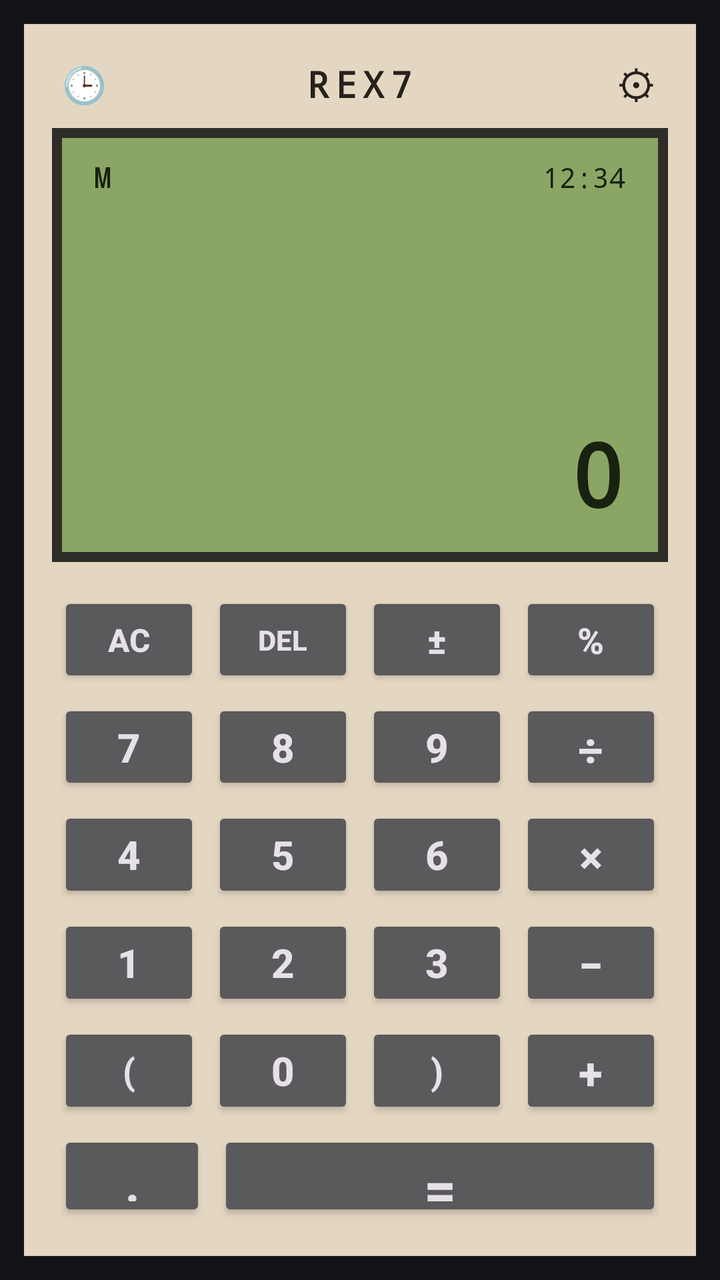
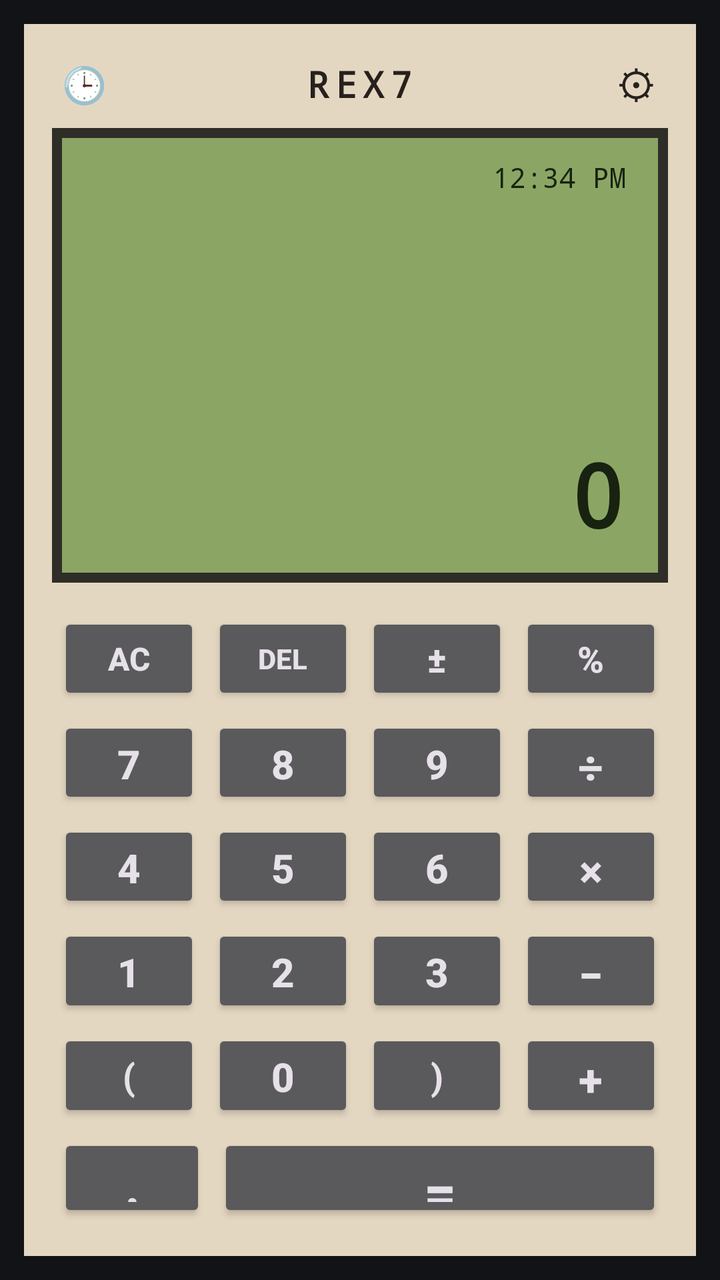

Before-and-after screenshots of an Android layout around one commit, followed by the original layout XML and the change that was made.
<!-- AndroidManifest.xml: application theme Theme.REX7Calculator -->
<!-- res/layout/activity_main.xml -->
<?xml version="1.0" encoding="utf-8"?>
<LinearLayout xmlns:android="http://schemas.android.com/apk/res/android"
    android:id="@+id/rootContainer"
    android:layout_width="match_parent"
    android:layout_height="match_parent"
    android:background="#121316"
    android:orientation="vertical"
    android:padding="12dp">

    <LinearLayout
        android:id="@+id/chassisLayout"
        android:layout_width="match_parent"
        android:layout_height="match_parent"
        android:background="#E4D7C2"
        android:orientation="vertical"
        android:padding="14dp">

        <RelativeLayout
            android:layout_width="match_parent"
            android:layout_height="32dp">
            <TextView
                android:id="@+id/btnHistory"
                android:layout_width="32dp"
                android:layout_height="32dp"
                android:layout_alignParentStart="true"
                android:gravity="center"
                android:text="🕒"
                android:textSize="18sp" />
            <TextView
                android:id="@+id/tvBrand"
                android:layout_width="wrap_content"
                android:layout_height="wrap_content"
                android:layout_centerInParent="true"
                android:fontFamily="monospace"
                android:letterSpacing="0.18"
                android:text="REX7"
                android:textColor="#26211C"
                android:textSize="18sp"
                android:textStyle="bold" />
            <TextView
                android:id="@+id/btnSettings"
                android:layout_width="32dp"
                android:layout_height="32dp"
                android:layout_alignParentEnd="true"
                android:gravity="center"
                android:text="⚙"
                android:textColor="#26211C"
                android:textSize="20sp" />
        </RelativeLayout>

        
        <LinearLayout
            android:id="@+id/lcdBorderLayout"
            android:layout_width="match_parent"
            android:layout_height="0dp"
            android:layout_weight="1.05"
            android:layout_marginTop="6dp"
            android:layout_marginBottom="12dp"
            android:background="#2E2D28"
            android:padding="5dp">

            <LinearLayout
                android:id="@+id/lcdScreen"
                android:layout_width="match_parent"
                android:layout_height="match_parent"
                android:background="#8BA664"
                android:orientation="vertical"
                android:paddingStart="16dp"
                android:paddingTop="10dp"
                android:paddingEnd="16dp"
                android:paddingBottom="10dp">

                <RelativeLayout
                    android:layout_width="match_parent"
                    android:layout_height="wrap_content">
                    <TextView
                        android:id="@+id/tvLcdFlag"
                        android:layout_width="wrap_content"
                        android:layout_height="wrap_content"
                        android:fontFamily="monospace"
                        android:text="M"
                        android:textColor="#182210"
                        android:textSize="14sp"
                        android:textStyle="bold" />
                    <TextView
                        android:id="@+id/tvLcdClock"
                        android:layout_width="wrap_content"
                        android:layout_height="wrap_content"
                        android:layout_alignParentEnd="true"
                        android:fontFamily="monospace"
                        android:text="12:34"
                        android:textColor="#182210"
                        android:textSize="14sp" />
                </RelativeLayout>

                
                <TextView
                    android:id="@+id/tvExpression"
                    android:layout_width="match_parent"
                    android:layout_height="0dp"
                    android:layout_weight="1"
                    android:fontFamily="monospace"
                    android:gravity="start|center_vertical"
                    android:letterSpacing="0.06"
                    android:maxLines="2"
                    android:text=""
                    android:textColor="#182210"
                    android:textSize="32sp"
                    android:textStyle="bold" />

                
                <TextView
                    android:id="@+id/tvResult"
                    android:layout_width="match_parent"
                    android:layout_height="wrap_content"
                    android:fontFamily="monospace"
                    android:gravity="end|bottom"
                    android:letterSpacing="0.05"
                    android:maxLines="1"
                    android:text="0"
                    android:textColor="#182210"
                    android:textSize="44sp"
                    android:textStyle="bold" />
            </LinearLayout>
        </LinearLayout>

        
        <LinearLayout
            android:layout_width="match_parent"
            android:layout_height="0dp"
            android:layout_weight="1.55"
            android:orientation="vertical">

            <LinearLayout android:layout_width="match_parent" android:layout_height="0dp" android:layout_weight="1" android:orientation="horizontal">
                <androidx.appcompat.widget.AppCompatButton android:id="@+id/btnAC" android:layout_width="0dp" android:layout_height="match_parent" android:layout_weight="1" android:layout_margin="3dp" android:text="AC" android:textSize="16sp" android:textStyle="bold" />
                <androidx.appcompat.widget.AppCompatButton android:id="@+id/btnDel" android:layout_width="0dp" android:layout_height="match_parent" android:layout_weight="1" android:layout_margin="3dp" android:text="DEL" android:textSize="14sp" android:textStyle="bold" />
                <androidx.appcompat.widget.AppCompatButton android:id="@+id/btnToggleSign" android:layout_width="0dp" android:layout_height="match_parent" android:layout_weight="1" android:layout_margin="3dp" android:text="±" android:textSize="18sp" android:textStyle="bold" />
                <androidx.appcompat.widget.AppCompatButton android:id="@+id/btnPercent" android:layout_width="0dp" android:layout_height="match_parent" android:layout_weight="1" android:layout_margin="3dp" android:text="%" android:textSize="18sp" android:textStyle="bold" />
            </LinearLayout>

            <LinearLayout android:layout_width="match_parent" android:layout_height="0dp" android:layout_weight="1" android:orientation="horizontal">
                <androidx.appcompat.widget.AppCompatButton android:id="@+id/btn7" android:layout_width="0dp" android:layout_height="match_parent" android:layout_weight="1" android:layout_margin="3dp" android:text="7" android:textSize="20sp" android:textStyle="bold" />
                <androidx.appcompat.widget.AppCompatButton android:id="@+id/btn8" android:layout_width="0dp" android:layout_height="match_parent" android:layout_weight="1" android:layout_margin="3dp" android:text="8" android:textSize="20sp" android:textStyle="bold" />
                <androidx.appcompat.widget.AppCompatButton android:id="@+id/btn9" android:layout_width="0dp" android:layout_height="match_parent" android:layout_weight="1" android:layout_margin="3dp" android:text="9" android:textSize="20sp" android:textStyle="bold" />
                <androidx.appcompat.widget.AppCompatButton android:id="@+id/btnDivide" android:layout_width="0dp" android:layout_height="match_parent" android:layout_weight="1" android:layout_margin="3dp" android:text="÷" android:textSize="22sp" android:textStyle="bold" />
            </LinearLayout>

            <LinearLayout android:layout_width="match_parent" android:layout_height="0dp" android:layout_weight="1" android:orientation="horizontal">
                <androidx.appcompat.widget.AppCompatButton android:id="@+id/btn4" android:layout_width="0dp" android:layout_height="match_parent" android:layout_weight="1" android:layout_margin="3dp" android:text="4" android:textSize="20sp" android:textStyle="bold" />
                <androidx.appcompat.widget.AppCompatButton android:id="@+id/btn5" android:layout_width="0dp" android:layout_height="match_parent" android:layout_weight="1" android:layout_margin="3dp" android:text="5" android:textSize="20sp" android:textStyle="bold" />
                <androidx.appcompat.widget.AppCompatButton android:id="@+id/btn6" android:layout_width="0dp" android:layout_height="match_parent" android:layout_weight="1" android:layout_margin="3dp" android:text="6" android:textSize="20sp" android:textStyle="bold" />
                <androidx.appcompat.widget.AppCompatButton android:id="@+id/btnMultiply" android:layout_width="0dp" android:layout_height="match_parent" android:layout_weight="1" android:layout_margin="3dp" android:text="×" android:textSize="22sp" android:textStyle="bold" />
            </LinearLayout>

            <LinearLayout android:layout_width="match_parent" android:layout_height="0dp" android:layout_weight="1" android:orientation="horizontal">
                <androidx.appcompat.widget.AppCompatButton android:id="@+id/btn1" android:layout_width="0dp" android:layout_height="match_parent" android:layout_weight="1" android:layout_margin="3dp" android:text="1" android:textSize="20sp" android:textStyle="bold" />
                <androidx.appcompat.widget.AppCompatButton android:id="@+id/btn2" android:layout_width="0dp" android:layout_height="match_parent" android:layout_weight="1" android:layout_margin="3dp" android:text="2" android:textSize="20sp" android:textStyle="bold" />
                <androidx.appcompat.widget.AppCompatButton android:id="@+id/btn3" android:layout_width="0dp" android:layout_height="match_parent" android:layout_weight="1" android:layout_margin="3dp" android:text="3" android:textSize="20sp" android:textStyle="bold" />
                <androidx.appcompat.widget.AppCompatButton android:id="@+id/btnMinus" android:layout_width="0dp" android:layout_height="match_parent" android:layout_weight="1" android:layout_margin="3dp" android:text="−" android:textSize="22sp" android:textStyle="bold" />
            </LinearLayout>

            <LinearLayout android:layout_width="match_parent" android:layout_height="0dp" android:layout_weight="1" android:orientation="horizontal">
                <androidx.appcompat.widget.AppCompatButton android:id="@+id/btnParenOpen" android:layout_width="0dp" android:layout_height="match_parent" android:layout_weight="1" android:layout_margin="3dp" android:text="(" android:textSize="18sp" android:textStyle="bold" />
                <androidx.appcompat.widget.AppCompatButton android:id="@+id/btn0" android:layout_width="0dp" android:layout_height="match_parent" android:layout_weight="1" android:layout_margin="3dp" android:text="0" android:textSize="20sp" android:textStyle="bold" />
                <androidx.appcompat.widget.AppCompatButton android:id="@+id/btnParenClose" android:layout_width="0dp" android:layout_height="match_parent" android:layout_weight="1" android:layout_margin="3dp" android:text=")" android:textSize="18sp" android:textStyle="bold" />
                <androidx.appcompat.widget.AppCompatButton android:id="@+id/btnPlus" android:layout_width="0dp" android:layout_height="match_parent" android:layout_weight="1" android:layout_margin="3dp" android:text="+" android:textSize="22sp" android:textStyle="bold" />
            </LinearLayout>

            <LinearLayout android:layout_width="match_parent" android:layout_height="0dp" android:layout_weight="0.95" android:orientation="horizontal">
                <androidx.appcompat.widget.AppCompatButton android:id="@+id/btnDot" android:layout_width="0dp" android:layout_height="match_parent" android:layout_weight="1" android:layout_margin="3dp" android:text="." android:textSize="24sp" android:textStyle="bold" />
                <androidx.appcompat.widget.AppCompatButton android:id="@+id/btnEqual" android:layout_width="0dp" android:layout_height="match_parent" android:layout_weight="3" android:layout_margin="3dp" android:text="=" android:textSize="28sp" android:textStyle="bold" />
            </LinearLayout>
        </LinearLayout>
    </LinearLayout>
</LinearLayout>
<!-- resources referenced by this layout -->
<resources>
  <style name="Theme.REX7Calculator" parent="Theme.Material3.Dark.NoActionBar">
          <item name="android:statusBarColor">#121214</item>
          <item name="android:navigationBarColor">#121214</item>
          <item name="android:windowLightStatusBar">false</item>
      </style>
</resources>

<!-- the commit's change to res/layout/activity_main.xml (unified diff, before → after) -->
@@ -53,7 +53,7 @@
             android:id="@+id/lcdBorderLayout"
             android:layout_width="match_parent"
             android:layout_height="0dp"
-            android:layout_weight="1.05"
+            android:layout_weight="1.1"
             android:layout_marginTop="6dp"
             android:layout_marginBottom="12dp"
             android:background="#2E2D28"
@@ -74,26 +74,16 @@
                     android:layout_width="match_parent"
                     android:layout_height="wrap_content">
                     <TextView
-                        android:id="@+id/tvLcdFlag"
-                        android:layout_width="wrap_content"
-                        android:layout_height="wrap_content"
-                        android:fontFamily="monospace"
-                        android:text="M"
-                        android:textColor="#182210"
-                        android:textSize="14sp"
-                        android:textStyle="bold" />
-                    <TextView
                         android:id="@+id/tvLcdClock"
                         android:layout_width="wrap_content"
                         android:layout_height="wrap_content"
                         android:layout_alignParentEnd="true"
                         android:fontFamily="monospace"
-                        android:text="12:34"
+                        android:text="12:34 PM"
                         android:textColor="#182210"
                         android:textSize="14sp" />
                 </RelativeLayout>
 
-                
                 <TextView
                     android:id="@+id/tvExpression"
                     android:layout_width="match_parent"
@@ -108,7 +98,6 @@
                     android:textSize="32sp"
                     android:textStyle="bold" />
 
-                
                 <TextView
                     android:id="@+id/tvResult"
                     android:layout_width="match_parent"
@@ -128,7 +117,7 @@
         <LinearLayout
             android:layout_width="match_parent"
             android:layout_height="0dp"
-            android:layout_weight="1.55"
+            android:layout_weight="1.5"
             android:orientation="vertical">
 
             <LinearLayout android:layout_width="match_parent" android:layout_height="0dp" android:layout_weight="1" android:orientation="horizontal">
